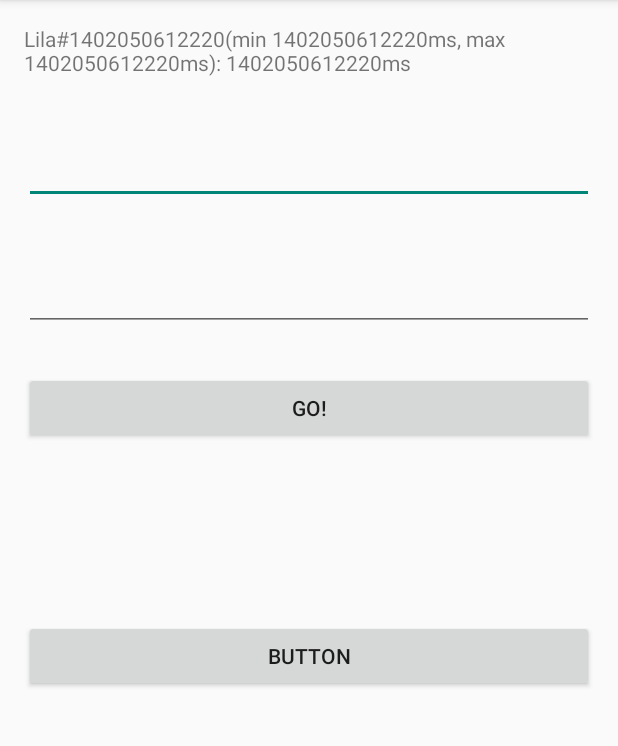
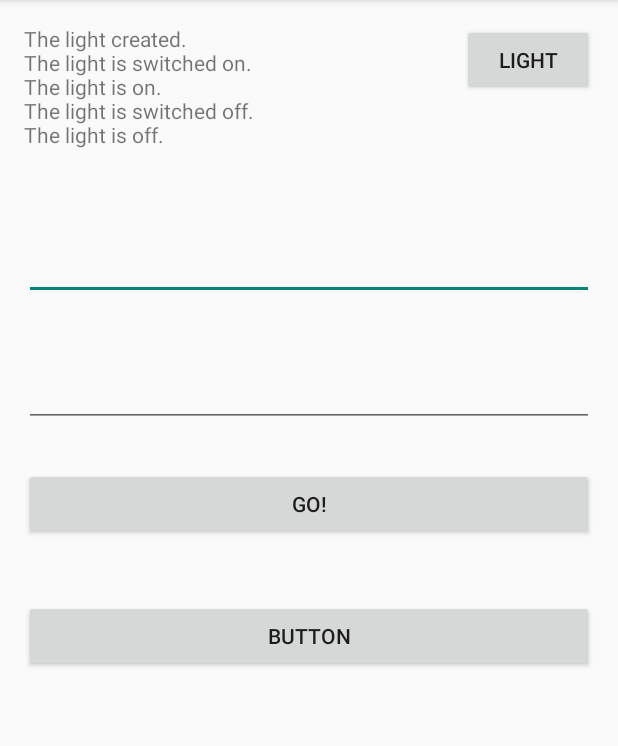
Before and after one commit to ladr/MyAppLvl1.1, an Android app: the screen it shows after launch (MainActivity), in the options menu, after a tap on "Settings", on a phone screen of 412 x 824 dp, the part 84-830 px from its top. Run offline under Robolectric (Android 15) with nearby library versions, the phone set to English and light mode, and no system bars.

Commit message:
Light class, System.out to TextView

```diff
--- /dev/null
+++ b/app/src/main/java/com/ladr/myapplvl11/app/IPrintable.java
@@ -0,0 +1,13 @@
+package com.ladr.myapplvl11.app;
+
+import android.widget.TextView;
+
+/**
+ * Created by lychak_vv on 06.06.2014.
+ */
+public interface IPrintable {
+    TextView printBuffer = null;
+    void setPrintBuffer(TextView buf);
+    void println(String text);
+    void print(String text);
+}
--- /dev/null
+++ b/app/src/main/java/com/ladr/myapplvl11/app/Light.java
@@ -0,0 +1,87 @@
+package com.ladr.myapplvl11.app;
+
+import android.widget.TextView;
+
+import java.io.OutputStream;
+import java.io.PrintStream;
+
+/**
+ * Created by lychak_vv on 06.06.14.
+ */
+public class Light implements IPrintable {
+    private boolean state = false;
+    private TextView buf = null;
+
+    //http://wikijava.org.ua/index.php?title=%D0%93%D0%BB%D0%B0%D0%B2%D0%B0_1_Thinking_in_Java_4th_edition
+    public Light(TextView buf)
+    {
+        state = false;
+        initStream(buf);
+        println("The light created.");
+    }
+
+    private void initStream(TextView buf){
+        setPrintBuffer(buf);
+        PrintStream origOut = System.out;
+        PrintStream interceptor = new Interceptor(origOut);
+        System.setOut(interceptor);
+    }
+
+    public String toString(){
+        return state?"on":"off";
+    }
+
+    public Light on(){
+        state = true;
+        println("The light is switched on.");
+        return this;
+    }
+
+    public Light printState(){
+        println("The light is " + toString() + ".");
+        return this;
+    }
+
+    public Light off(){
+        state = false;
+        println("The light is switched off.");
+        return this;
+    }
+
+    public void brighten(){
+
+    }
+
+    public void dim(){
+
+    }
+
+    public void setPrintBuffer(TextView buf)
+    {
+        this.buf = buf;
+        buf.setText("");
+    }
+
+    public void println(String text){
+        System.out.println(text);
+        //buf.setText(buf.getText() + text + "\n");
+    }
+
+    public void print(String text){
+        //System.out.print(text);
+        //buf.setText(buf.getText() + text);
+    }
+
+    private class Interceptor extends PrintStream
+    {
+        public Interceptor(OutputStream out) {
+            super(out, true);
+        }
+        @Override
+        public void println(String s)
+        {
+            //super.print(s);
+            buf.setText(buf.getText() + s + "\n");
+        }
+    }
+}
--- a/app/src/main/java/com/ladr/myapplvl11/app/MainActivity.java
+++ b/app/src/main/java/com/ladr/myapplvl11/app/MainActivity.java
@@ -70,7 +70,7 @@
                 @Override
                 public void onClick(View v) {
                     //updateDetail();
-                    execTest();
+                    //execTest();
                 }
             });
             Button button2 = (Button) rootView.findViewById(R.id.button2);
@@ -80,6 +80,16 @@
                     updateDetail();
                 }
             });
+
+            Button button3 = (Button) rootView.findViewById(R.id.button3);
+            button3.setOnClickListener(new View.OnClickListener() {
+                @Override
+                public void onClick(View v) {
+                    testLight();
+                }
+            });
+
+
             lilaTimeCur = System.currentTimeMillis();
             lilaDuration = lilaTimeCur - lilaTimePrev;
 
@@ -124,5 +134,15 @@
             c = a + b;
             System.out.println("Сумма ваших чисел равна " + c);
         }
+
+        public void testLight()
+        {
+            TextView view = (TextView) getView().findViewById(R.id.lilaTextView);
+
+            Light lt = new Light(view);
+            //lt.setPrintBuffer(view);
+            lt.on().printState();
+            lt.off().printState();
+        }
     }
 }
--- a/app/src/main/res/layout/fragment_main.xml
+++ b/app/src/main/res/layout/fragment_main.xml
@@ -51,13 +51,22 @@
     <Button
         android:layout_width="wrap_content"
         android:layout_height="wrap_content"
-        android:text="@string/button2"
+        android:text="@string/button2_text"
         android:id="@+id/button2"
-        android:layout_marginTop="117dp"
+        android:layout_marginTop="40dp"
         android:layout_below="@+id/button"
         android:layout_alignParentLeft="true"
         android:layout_alignParentStart="true"
-        android:layout_alignRight="@+id/button"
-        android:layout_alignEnd="@+id/button" />
+        android:layout_alignParentRight="true"
+        android:layout_alignParentEnd="true" />
+
+    <Button
+        android:layout_width="wrap_content"
+        android:layout_height="wrap_content"
+        android:text="@string/button3_text"
+        android:id="@+id/button3"
+        android:layout_alignParentTop="true"
+        android:layout_alignRight="@+id/lilaNumber1"
+        android:layout_alignEnd="@+id/lilaNumber1" />
 
 </RelativeLayout>
--- a/app/src/main/res/values/strings.xml
+++ b/app/src/main/res/values/strings.xml
@@ -5,6 +5,7 @@
     <string name="hello_world">Hello world!</string>
     <string name="action_settings">Settings</string>
     <string name="button_text">Go!</string>
-    <string name="button2">Button</string>
+    <string name="button2_text">Button</string>
+    <string name="button3_text">Light</string>
 
 </resources>
```
